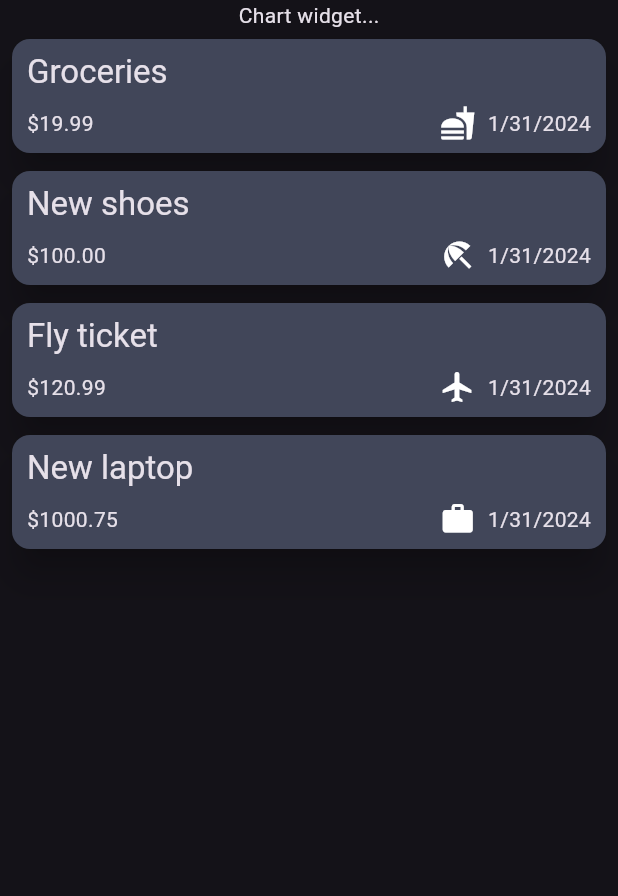
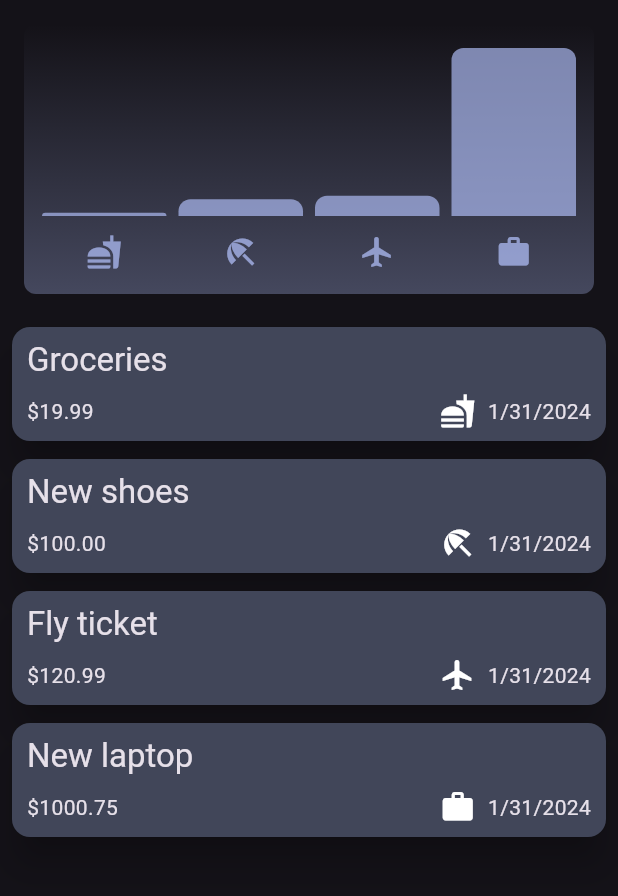
Before and after one commit to mirelApetrei/flutter_expense_tracker, a Flutter app: the screen it shows after launch, on a phone screen of 412 x 824 dp, the part 84-980 px from its top. Run offline on Flutter 3.47's test engine with Material 3 defaults, Android fonts, the phone set to English and light mode, and no system bars.

Commit message:
chart widget added 2.0

```diff
--- a/lib/widgets/chart/chart.dart
+++ b/lib/widgets/chart/chart.dart
@@ -1,4 +1,5 @@
 import 'package:expanse_tracker/models/expense.dart';
+import 'package:expanse_tracker/widgets/chart/chart_bar.dart';
 import 'package:flutter/material.dart';
 
 
--- a/lib/widgets/expenses.dart
+++ b/lib/widgets/expenses.dart
@@ -1,3 +1,5 @@
+import 'package:expanse_tracker/widgets/chart/chart.dart';
+import 'package:expanse_tracker/widgets/chart/chart_bar.dart';
 import 'package:expanse_tracker/widgets/expenses_list/expenses_list.dart';
 import 'package:expanse_tracker/widgets/new_expense.dart';
 import 'package:flutter/material.dart';
@@ -103,7 +105,7 @@ class _ExpensesState extends State<Expenses> {
       ),
       body: Column(
         children: [
-          const Text('Chart widget...'),
+          Chart(expenses: _registeredExpenses,),
           Expanded(child: mainContent),
         ],
       ),
```
